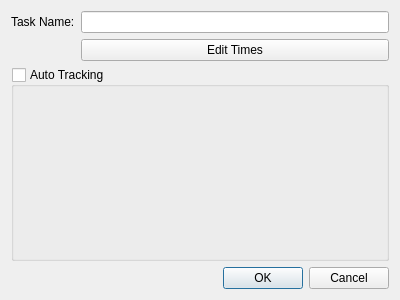
chusopr/kdepim-ktimetracker-akonadi, file ktimetracker/edittaskdialog.ui: the form before one commit.
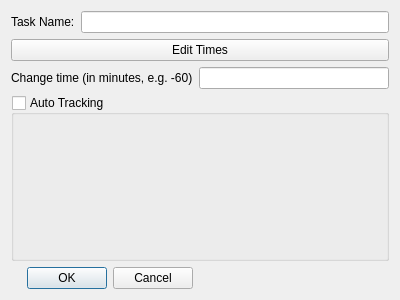
The form after the commit.

Commit message: I18N:Re-adding a field to manipulate a task's time relatively. CCBUGS:226915

What changed in the file:
```diff
--- a/ktimetracker/edittaskdialog.ui
+++ b/ktimetracker/edittaskdialog.ui
@@ -16,13 +16,25 @@
   <layout class="QGridLayout" name="gridLayout">
    <item row="0" column="0">
     <widget class="QLabel" name="tasknamelabel">
+     <property name="sizePolicy">
+      <sizepolicy hsizetype="Fixed" vsizetype="Preferred">
+       <horstretch>0</horstretch>
+       <verstretch>0</verstretch>
+      </sizepolicy>
+     </property>
      <property name="text">
       <string>Task Name:</string>
      </property>
     </widget>
    </item>
-   <item row="0" column="1">
+   <item row="0" column="1" colspan="2">
     <widget class="QLineEdit" name="tasknamelineedit">
+     <property name="sizePolicy">
+      <sizepolicy hsizetype="Expanding" vsizetype="Fixed">
+       <horstretch>0</horstretch>
+       <verstretch>0</verstretch>
+      </sizepolicy>
+     </property>
      <property name="whatsThis">
       <string>&lt;!DOCTYPE HTML PUBLIC &quot;-//W3C//DTD HTML 4.0//EN&quot; &quot;http://www.w3.org/TR/REC-html40/strict.dtd&quot;&gt;
 &lt;html&gt;&lt;head&gt;&lt;meta name=&quot;qrichtext&quot; content=&quot;1&quot; /&gt;&lt;style type=&quot;text/css&quot;&gt;
@@ -33,7 +45,46 @@
      </property>
     </widget>
    </item>
+   <item row="1" column="0" colspan="3">
+    <widget class="QPushButton" name="edittimespushbutton">
+     <property name="sizePolicy">
+      <sizepolicy hsizetype="Expanding" vsizetype="Fixed">
+       <horstretch>0</horstretch>
+       <verstretch>0</verstretch>
+      </sizepolicy>
+     </property>
+     <property name="whatsThis">
+      <string>To change this task's time, you have to edit its event history.</string>
+     </property>
+     <property name="text">
+      <string>Edit Times</string>
+     </property>
+    </widget>
+   </item>
    <item row="2" column="0" colspan="2">
+    <widget class="QLabel" name="label">
+     <property name="sizePolicy">
+      <sizepolicy hsizetype="Expanding" vsizetype="Preferred">
+       <horstretch>0</horstretch>
+       <verstretch>0</verstretch>
+      </sizepolicy>
+     </property>
+     <property name="text">
+      <string>Change time (in minutes, e.g. -60)</string>
+     </property>
+    </widget>
+   </item>
+   <item row="2" column="2">
+    <widget class="QLineEdit" name="letimechange">
+     <property name="sizePolicy">
+      <sizepolicy hsizetype="Expanding" vsizetype="Fixed">
+       <horstretch>0</horstretch>
+       <verstretch>0</verstretch>
+      </sizepolicy>
+     </property>
+    </widget>
+   </item>
+   <item row="3" column="0" colspan="3">
     <widget class="QGroupBox" name="autotrackinggroupbox">
      <property name="title">
       <string>Auto Tracking</string>
@@ -47,7 +98,7 @@
      <layout class="QGridLayout" name="gridLayout_2"/>
     </widget>
    </item>
-   <item row="3" column="0" colspan="2">
+   <item row="4" column="0" colspan="2">
     <widget class="QDialogButtonBox" name="buttonBox">
      <property name="orientation">
       <enum>Qt::Horizontal</enum>
@@ -57,16 +108,6 @@
      </property>
     </widget>
    </item>
-   <item row="1" column="1">
-    <widget class="QPushButton" name="edittimespushbutton">
-     <property name="whatsThis">
-      <string>To change this task's time, you have to edit its event history.</string>
-     </property>
-     <property name="text">
-      <string>Edit Times</string>
-     </property>
-    </widget>
-   </item>
   </layout>
  </widget>
  <resources/>
```
The commit also changes 4 other files.
